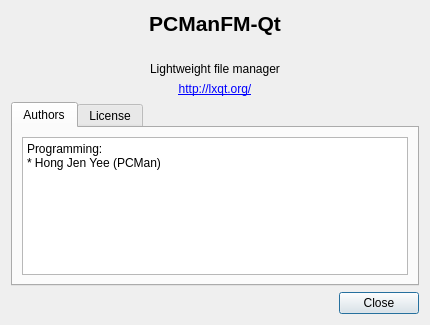
Before: the Qt Designer form pcmanfm/about.ui in lxqt/pcmanfm-qt, drawn with Qt 5.
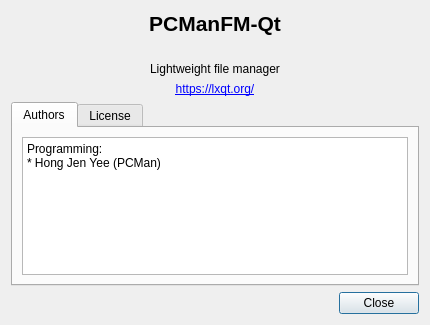
After: the same form once the commit is applied. Icons and pictures are not drawn.

Commit message: fixes http -> https

The edit to the form file:
```diff
--- a/pcmanfm/about.ui
+++ b/pcmanfm/about.ui
@@ -55,7 +55,7 @@
    <item>
     <widget class="QLabel" name="label_3">
      <property name="text">
-      <string>&lt;html&gt;&lt;head/&gt;&lt;body&gt;&lt;p&gt;&lt;a href=&quot;http://lxqt.org/&quot;&gt;&lt;span style=&quot; text-decoration: underline; color:#0000ff;&quot;&gt;http://lxqt.org/&lt;/span&gt;&lt;/a&gt;&lt;/p&gt;&lt;/body&gt;&lt;/html&gt;</string>
+      <string>&lt;html&gt;&lt;head/&gt;&lt;body&gt;&lt;p&gt;&lt;a href=&quot;https://lxqt.org/&quot;&gt;&lt;span style=&quot; text-decoration: underline; color:#0000ff;&quot;&gt;https://lxqt.org/&lt;/span&gt;&lt;/a&gt;&lt;/p&gt;&lt;/body&gt;&lt;/html&gt;</string>
      </property>
      <property name="textFormat">
       <enum>Qt::RichText</enum>
```
The commit also changes 2 other files.
